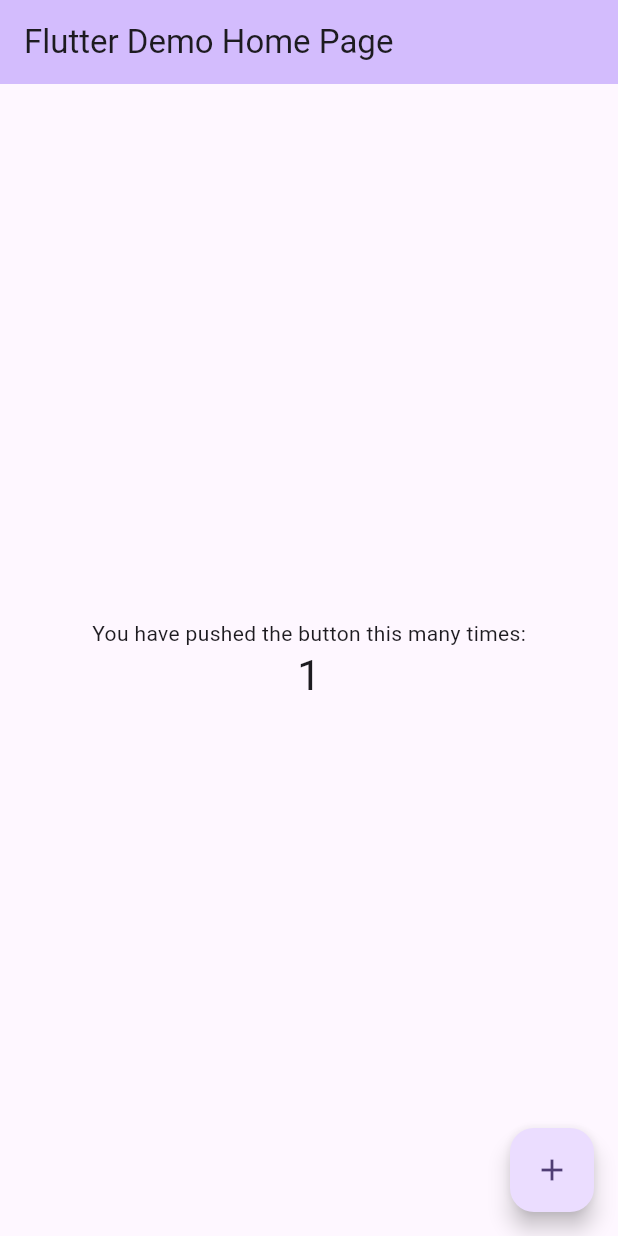
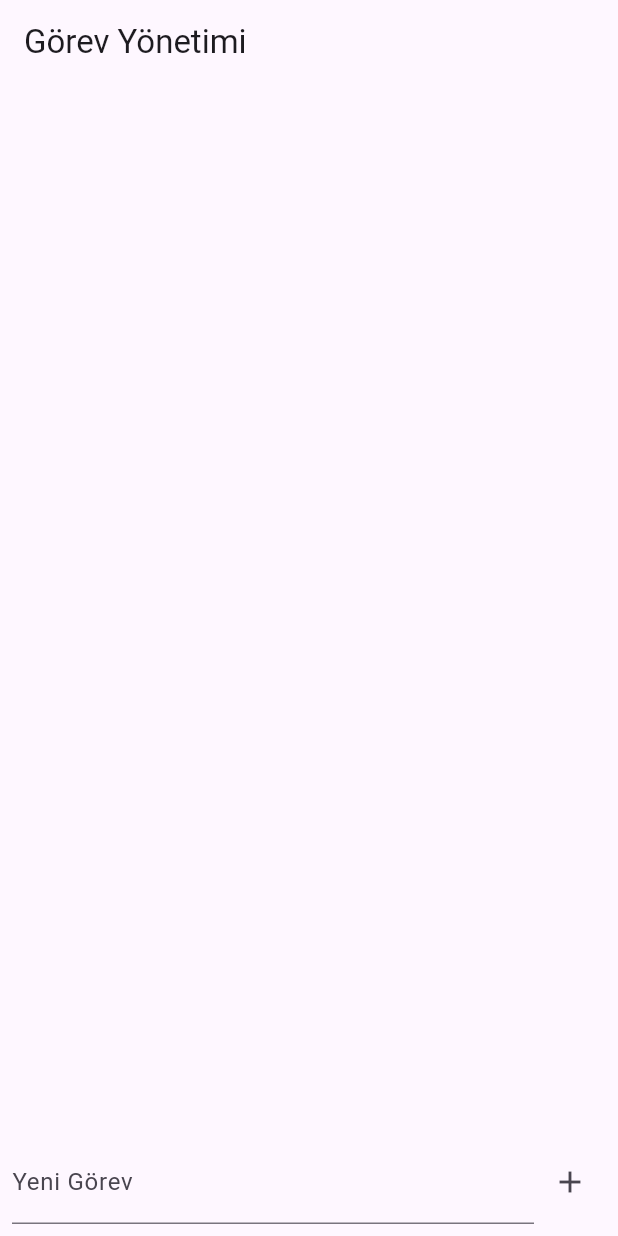
Before and after one commit to isilkiziltas/my_new_flutter_project, a Flutter app: the screen it shows after launch, after a tap on the "add" icon, on a phone screen of 412 x 824 dp. Run offline on Flutter 3.47's test engine with Material 3 defaults, Android fonts, the phone set to English and light mode, and no system bars.

Commit message:
Initial commit

```diff
--- a/lib/main.dart
+++ b/lib/main.dart
@@ -1,4 +1,5 @@
 import 'package:flutter/material.dart';
+/*
 
 void main() {
   runApp(const MyApp());
@@ -7,7 +8,7 @@ void main() {
 class MyApp extends StatelessWidget {
   const MyApp({super.key});
 
-  // This widget is the root of your application.
+     This widget is the root of your application.
   @override
   Widget build(BuildContext context) {
     return MaterialApp(
@@ -122,4 +123,117 @@ class _MyHomePageState extends State<MyHomePage> {
       ), // This trailing comma makes auto-formatting nicer for build methods.
     );
   }
+}*/
+
+import 'package:provider/provider.dart';
+
+void main() {
+  runApp(MyApp());
 }
+
+class Task {
+  final String title;
+  bool isCompleted;
+
+  Task({required this.title, this.isCompleted = false});
+}
+
+class TaskProvider with ChangeNotifier {
+  final List<Task> _tasks = [];
+
+  List<Task> get tasks => _tasks;
+
+  void addTask(String title) {
+    _tasks.add(Task(title: title));
+    notifyListeners();
+  }
+
+  void toggleTask(Task task) {
+    task.isCompleted = !task.isCompleted;
+    notifyListeners();
+  }
+
+  void removeTask(Task task) {
+    _tasks.remove(task);
+    notifyListeners();
+  }
+}
+
+class MyApp extends StatelessWidget {
+  const MyApp({super.key});
+  @override
+  Widget build(BuildContext context) {
+    return ChangeNotifierProvider(
+      create: (context) => TaskProvider(),
+      child: MaterialApp(
+        home: TaskListScreen(),
+      ),
+    );
+  }
+}
+
+class TaskListScreen extends StatelessWidget {
+  final TextEditingController _controller = TextEditingController();
+  TaskListScreen({super.key});
+
+  @override
+  Widget build(BuildContext context) {
+    return Scaffold(
+      appBar: AppBar(title: Text("Görev Yönetimi")),
+      body: Column(
+        children: [
+          Expanded(
+            child: Consumer<TaskProvider>(
+              builder: (context, taskProvider, child) {
+                return ListView.builder(
+                  itemCount: taskProvider.tasks.length,
+                  itemBuilder: (context, index) {
+                    final task = taskProvider.tasks[index];
+                    return ListTile(
+                      title: Text(task.title),
+                      leading: Checkbox(
+                        value: task.isCompleted,
+                        onChanged: (value) {
+                          taskProvider.toggleTask(task);
+                        },
+                      ),
+                      trailing: IconButton(
+                        icon: Icon(Icons.delete),
+                        onPressed: () {
+                          taskProvider.removeTask(task);
+                        },
+                      ),
+                    );
+                  },
+                );
+              },
+            ),
+          ),
+          Padding(
+            padding: const EdgeInsets.all(8.0),
+            child: Row(
+              children: [
+                Expanded(
+                  child: TextField(
+                    controller: _controller,
+                    decoration: InputDecoration(labelText: "Yeni Görev"),
+                  ),
+                ),
+                IconButton(
+                  icon: Icon(Icons.add),
+                  onPressed: () {
+                    if (_controller.text.isNotEmpty) {
+                      Provider.of<TaskProvider>(context, listen: false)
+                          .addTask(_controller.text);
+                      _controller.clear();
+                    }
+                  },
+                ),
+              ],
+            ),
+          ),
+        ],
+      ),
+    );
+  }
+}
--- a/pubspec.yaml
+++ b/pubspec.yaml
@@ -19,7 +19,7 @@ publish_to: 'none' # Remove this line if you wish to publish to pub.dev
 version: 1.0.0+1
 
 environment:
-  sdk: '>=3.5.3 <4.0.0'
+  sdk: '>=2.17.0 <3.0.0'
 
 # Dependencies specify other packages that your package needs in order to work.
 # To automatically upgrade your package dependencies to the latest versions
@@ -30,7 +30,7 @@ environment:
 dependencies:
   flutter:
     sdk: flutter
-
+  provider: ^6.0.0
   # The following adds the Cupertino Icons font to your application.
   # Use with the CupertinoIcons class for iOS style icons.
   cupertino_icons: ^1.0.8
```
Also changed, not shown: 1 other file.
